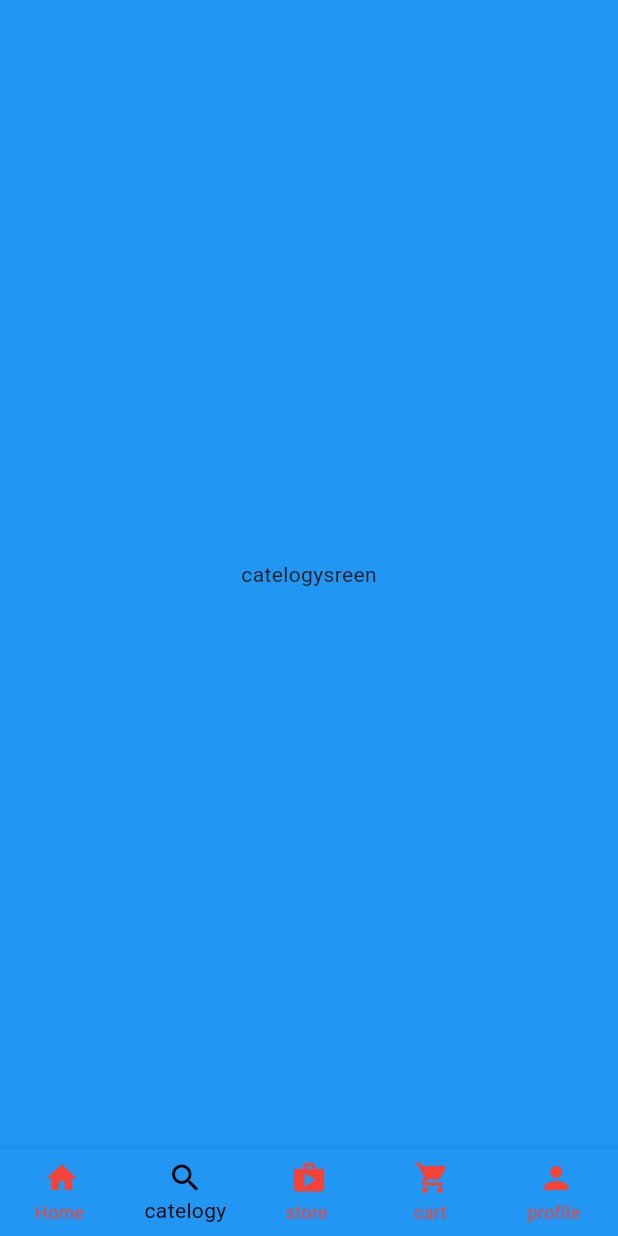
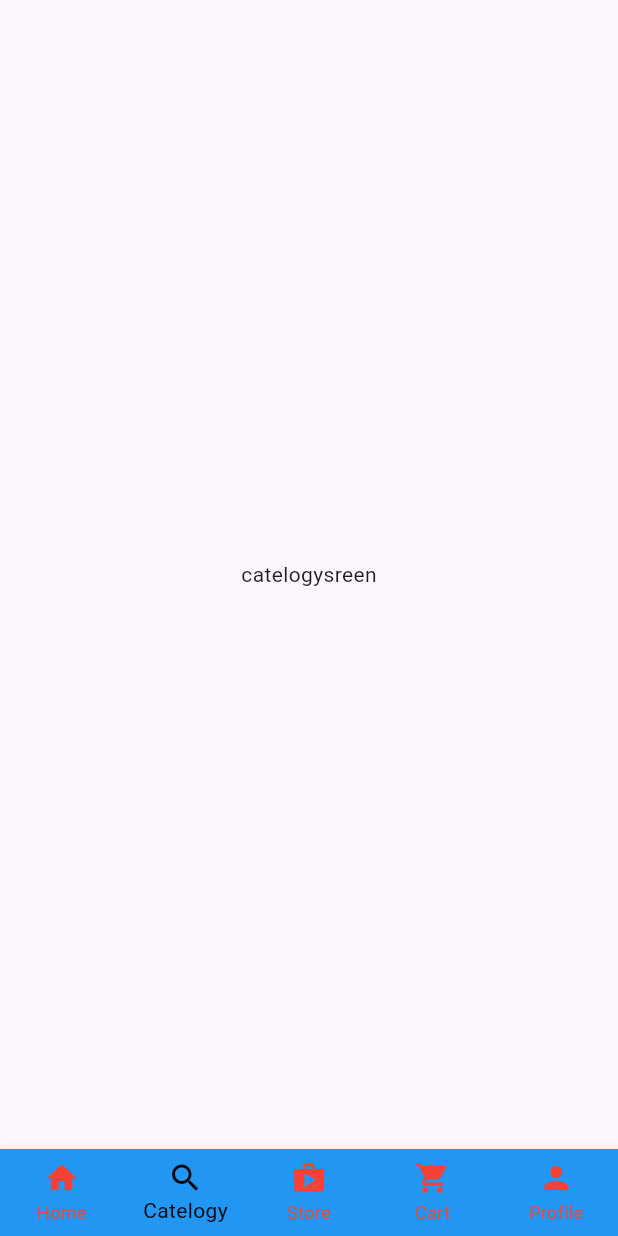
Before and after one commit to ANH2018/Bottom-Navigation-Bar, a Flutter app: the screen it shows after launch, item 2 of the bottom bar chosen, on a phone screen of 412 x 824 dp. Run offline on Flutter 3.47's test engine with Material 3 defaults, Android fonts, the phone set to English and light mode, and no system bars.

Commit message:
them backgroud  image

```diff
--- a/lib/main.dart
+++ b/lib/main.dart
@@ -13,6 +13,8 @@ class MyApp extends StatelessWidget {
   Widget build(BuildContext context) {
     return const MaterialApp(
       home: customhomescreen(),
+           debugShowCheckedModeBanner: false,
+
     );
   }
 }
--- a/lib/main_screen/custemhome_screen.dart
+++ b/lib/main_screen/custemhome_screen.dart
@@ -2,62 +2,60 @@ import 'package:flutter/material.dart';
 import 'package:flutter/widgets.dart';
 
 class customhomescreen extends StatefulWidget {
-  const customhomescreen({super.key});
+  const customhomescreen({Key? key}) : super(key: key);
 
   @override
   State<customhomescreen> createState() => _customhomescreenState();
 }
 
 class _customhomescreenState extends State<customhomescreen> {
+  final List<Widget> tabs = const [
+    Center(child: Image(image: AssetImage('asset/test_theme.jpg'))), // Thêm hình ảnh vào tab Home
+    Center(child: Text("catelogysreen")),
+    Center(child: Text("storesreen")),
+    Center(child: Text("cartsreen")),
+    Center(child: Text("profilesreen")),
+  ];
+  int _selectedIndex = 0;
+
   @override
-  final List <Widget> tabs =const[
-    Center(child: Text("Homesreen"),),
-    Center(child: Text("catelogysreen"),),
-    Center(child: Text("storesreen"),),
-    Center(child: Text("cartsreen"),),
-    Center(child: Text("profilesreen"),),
-
-  ];
-  int _selecindex=0;
-
   Widget build(BuildContext context) {
-    return  Scaffold(
-         backgroundColor:Colors.blue,
-         body: tabs[_selecindex],
-         bottomNavigationBar:BottomNavigationBar(
-          backgroundColor:Colors.blue,
-          type: BottomNavigationBarType.fixed, // canh chinh
-          unselectedItemColor:Colors.red,
+    return Scaffold(
+      body: tabs[_selectedIndex],
+      bottomNavigationBar: BottomNavigationBar(
+        backgroundColor: Colors.blue,
+        type: BottomNavigationBarType.fixed,
+        unselectedItemColor: Colors.red,
         selectedItemColor: Colors.black,
-          currentIndex: _selecindex,
-          items:const [
+        currentIndex: _selectedIndex,
+        items: const [
           BottomNavigationBarItem(
             icon: Icon(Icons.home),
-                label: 'Home ',),
+            label: 'Home',
+          ),
           BottomNavigationBarItem(
             icon: Icon(Icons.search),
-                label: 'catelogy',),
+            label: 'Catelogy',
+          ),
           BottomNavigationBarItem(
             icon: Icon(Icons.shop),
-                label: 'store ',),
+            label: 'Store',
+          ),
           BottomNavigationBarItem(
             icon: Icon(Icons.shopping_cart),
-                label: 'cart ',),
+            label: 'Cart',
+          ),
           BottomNavigationBarItem(
             icon: Icon(Icons.person),
-                label: 'profile ',),
-
+            label: 'Profile',
+          ),
         ],
-
-         onTap: (index)
-         {
+        onTap: (index) {
           setState(() {
-            _selecindex=index;
+            _selectedIndex = index;
           });
-         }
-
+        },
       ),
-
     );
   }
 }
--- a/pubspec.yaml
+++ b/pubspec.yaml
@@ -63,7 +63,7 @@ flutter:
   #   - images/a_dot_burr.jpeg
   #   - images/a_dot_ham.jpeg
 assets:
-   -asets_image/test_theme.jpg
+   -asset/test_theme.jpg
 
   # An image asset can refer to one or more resolution-specific "variants", see
   # https://flutter.dev/assets-and-images/#resolution-aware
```
Also changed, not shown: assets/asset/test_theme.jpg (renamed from asets_image/test_theme.jpg). Lines whose indentation alone changed are shown as unchanged.
